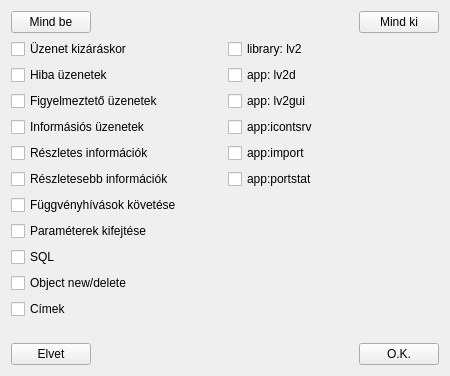
Above: lv2g/setup_logl.ui from csikfer/lanview2 before the change. Below: the same form after it.
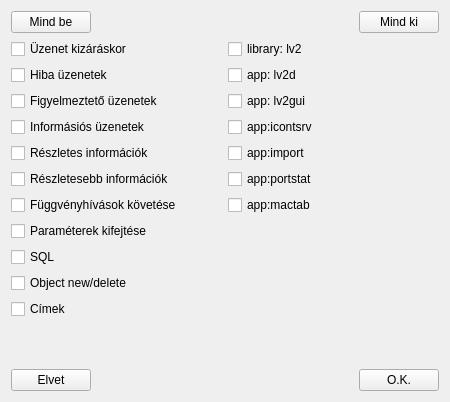
That is the form after the change.

Commit message: Adatbázisban az id-k integer-röl bigint-re lettek modosítva (a programban már régóta 64 bitesek) mactab hibajavítások, és befejezése. Alapfunkció müködik, minimálisan tesztelve. Az lv2g kiegészítése: import GUI. Parser kétszer nem hívható, hibajavítás megkezdve. cImport kiegészítése a exec_status. konverzióval. stb. :)

Patch:
```diff
--- a/lv2g/setup_logl.ui
+++ b/lv2g/setup_logl.ui
@@ -10,7 +10,7 @@
     <x>0</x>
     <y>0</y>
     <width>450</width>
-    <height>376</height>
+    <height>402</height>
    </rect>
   </property>
   <property name="windowTitle">
@@ -190,6 +190,13 @@
            </property>
           </widget>
          </item>
+         <item>
+          <widget class="QCheckBox" name="checkBoxMacTab">
+           <property name="text">
+            <string>app:mactab</string>
+           </property>
+          </widget>
+         </item>
          <item>
           <spacer name="verticalSpacer">
            <property name="orientation">
```
The commit also changes 37 other files.
